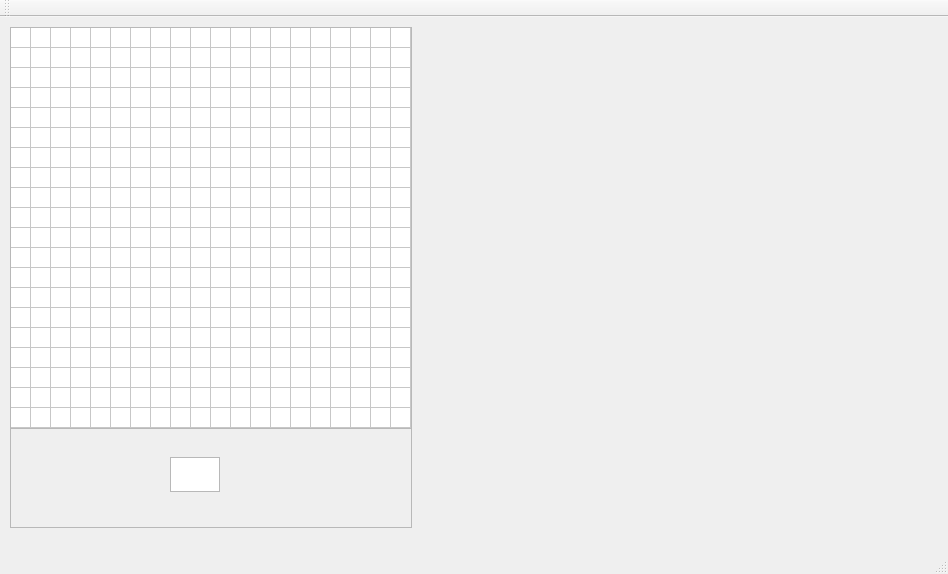
The window that BLOKUS/mainwindow.ui (whquddn55/BLOKUS_Qt) describes before a commit, drawn with Qt 5.
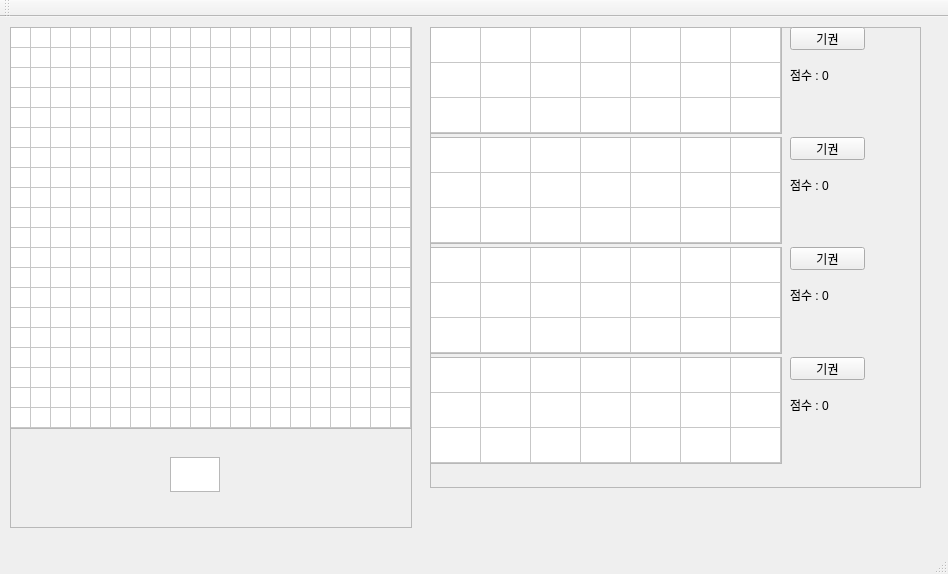
The same window after the commit.

Commit message: Add tablewidgets, withdraw buttons, score labels for each user

```diff
--- a/BLOKUS/mainwindow.ui
+++ b/BLOKUS/mainwindow.ui
@@ -14,6 +14,314 @@
    <string>MainWindow</string>
   </property>
   <widget class="QWidget" name="centralWidget">
+   <widget class="QFrame" name="frame">
+    <property name="geometry">
+     <rect>
+      <x>430</x>
+      <y>10</y>
+      <width>491</width>
+      <height>461</height>
+     </rect>
+    </property>
+    <property name="frameShape">
+     <enum>QFrame::StyledPanel</enum>
+    </property>
+    <property name="frameShadow">
+     <enum>QFrame::Raised</enum>
+    </property>
+    <widget class="QTableWidget" name="tableWidget_1">
+     <property name="geometry">
+      <rect>
+       <x>0</x>
+       <y>0</y>
+       <width>352</width>
+       <height>107</height>
+      </rect>
+     </property>
+     <property name="autoScroll">
+      <bool>false</bool>
+     </property>
+     <property name="showGrid">
+      <bool>true</bool>
+     </property>
+     <property name="rowCount">
+      <number>3</number>
+     </property>
+     <property name="columnCount">
+      <number>7</number>
+     </property>
+     <attribute name="horizontalHeaderVisible">
+      <bool>false</bool>
+     </attribute>
+     <attribute name="horizontalHeaderDefaultSectionSize">
+      <number>50</number>
+     </attribute>
+     <attribute name="verticalHeaderVisible">
+      <bool>false</bool>
+     </attribute>
+     <attribute name="verticalHeaderDefaultSectionSize">
+      <number>35</number>
+     </attribute>
+     <row/>
+     <row/>
+     <row/>
+     <column/>
+     <column/>
+     <column/>
+     <column/>
+     <column/>
+     <column/>
+     <column/>
+    </widget>
+    <widget class="QTableWidget" name="tableWidget_2">
+     <property name="geometry">
+      <rect>
+       <x>0</x>
+       <y>110</y>
+       <width>352</width>
+       <height>107</height>
+      </rect>
+     </property>
+     <property name="autoScroll">
+      <bool>false</bool>
+     </property>
+     <property name="showGrid">
+      <bool>true</bool>
+     </property>
+     <property name="rowCount">
+      <number>3</number>
+     </property>
+     <property name="columnCount">
+      <number>7</number>
+     </property>
+     <attribute name="horizontalHeaderVisible">
+      <bool>false</bool>
+     </attribute>
+     <attribute name="horizontalHeaderDefaultSectionSize">
+      <number>50</number>
+     </attribute>
+     <attribute name="verticalHeaderVisible">
+      <bool>false</bool>
+     </attribute>
+     <attribute name="verticalHeaderDefaultSectionSize">
+      <number>35</number>
+     </attribute>
+     <row/>
+     <row/>
+     <row/>
+     <column/>
+     <column/>
+     <column/>
+     <column/>
+     <column/>
+     <column/>
+     <column/>
+    </widget>
+    <widget class="QTableWidget" name="tableWidget_3">
+     <property name="geometry">
+      <rect>
+       <x>0</x>
+       <y>220</y>
+       <width>352</width>
+       <height>107</height>
+      </rect>
+     </property>
+     <property name="autoScroll">
+      <bool>false</bool>
+     </property>
+     <property name="showGrid">
+      <bool>true</bool>
+     </property>
+     <property name="rowCount">
+      <number>3</number>
+     </property>
+     <property name="columnCount">
+      <number>7</number>
+     </property>
+     <attribute name="horizontalHeaderVisible">
+      <bool>false</bool>
+     </attribute>
+     <attribute name="horizontalHeaderDefaultSectionSize">
+      <number>50</number>
+     </attribute>
+     <attribute name="verticalHeaderVisible">
+      <bool>false</bool>
+     </attribute>
+     <attribute name="verticalHeaderDefaultSectionSize">
+      <number>35</number>
+     </attribute>
+     <row/>
+     <row/>
+     <row/>
+     <column/>
+     <column/>
+     <column/>
+     <column/>
+     <column/>
+     <column/>
+     <column/>
+    </widget>
+    <widget class="QTableWidget" name="tableWidget_4">
+     <property name="geometry">
+      <rect>
+       <x>0</x>
+       <y>330</y>
+       <width>352</width>
+       <height>107</height>
+      </rect>
+     </property>
+     <property name="autoScroll">
+      <bool>false</bool>
+     </property>
+     <property name="showGrid">
+      <bool>true</bool>
+     </property>
+     <property name="rowCount">
+      <number>3</number>
+     </property>
+     <property name="columnCount">
+      <number>7</number>
+     </property>
+     <attribute name="horizontalHeaderVisible">
+      <bool>false</bool>
+     </attribute>
+     <attribute name="horizontalHeaderDefaultSectionSize">
+      <number>50</number>
+     </attribute>
+     <attribute name="verticalHeaderVisible">
+      <bool>false</bool>
+     </attribute>
+     <attribute name="verticalHeaderDefaultSectionSize">
+      <number>35</number>
+     </attribute>
+     <row/>
+     <row/>
+     <row/>
+     <column/>
+     <column/>
+     <column/>
+     <column/>
+     <column/>
+     <column/>
+     <column/>
+    </widget>
+    <widget class="QPushButton" name="endButton_1">
+     <property name="geometry">
+      <rect>
+       <x>360</x>
+       <y>0</y>
+       <width>75</width>
+       <height>23</height>
+      </rect>
+     </property>
+     <property name="text">
+      <string>기권</string>
+     </property>
+    </widget>
+    <widget class="QPushButton" name="endButton_2">
+     <property name="geometry">
+      <rect>
+       <x>360</x>
+       <y>110</y>
+       <width>75</width>
+       <height>23</height>
+      </rect>
+     </property>
+     <property name="text">
+      <string>기권</string>
+     </property>
+    </widget>
+    <widget class="QPushButton" name="endButton_3">
+     <property name="geometry">
+      <rect>
+       <x>360</x>
+       <y>220</y>
+       <width>75</width>
+       <height>23</height>
+      </rect>
+     </property>
+     <property name="text">
+      <string>기권</string>
+     </property>
+    </widget>
+    <widget class="QPushButton" name="endButton_4">
+     <property name="geometry">
+      <rect>
+       <x>360</x>
+       <y>330</y>
+       <width>75</width>
+       <height>23</height>
+      </rect>
+     </property>
+     <property name="text">
+      <string>기권</string>
+     </property>
+    </widget>
+    <widget class="QLabel" name="scoreLabel_1">
+     <property name="enabled">
+      <bool>true</bool>
+     </property>
+     <property name="geometry">
+      <rect>
+       <x>360</x>
+       <y>40</y>
+       <width>56</width>
+       <height>16</height>
+      </rect>
+     </property>
+     <property name="text">
+      <string>점수 : 0</string>
+     </property>
+    </widget>
+    <widget class="QLabel" name="scoreLabel_2">
+     <property name="enabled">
+      <bool>true</bool>
+     </property>
+     <property name="geometry">
+      <rect>
+       <x>360</x>
+       <y>150</y>
+       <width>56</width>
+       <height>16</height>
+      </rect>
+     </property>
+     <property name="text">
+      <string>점수 : 0</string>
+     </property>
+    </widget>
+    <widget class="QLabel" name="scoreLabel_3">
+     <property name="enabled">
+      <bool>true</bool>
+     </property>
+     <property name="geometry">
+      <rect>
+       <x>360</x>
+       <y>260</y>
+       <width>56</width>
+       <height>16</height>
+      </rect>
+     </property>
+     <property name="text">
+      <string>점수 : 0</string>
+     </property>
+    </widget>
+    <widget class="QLabel" name="scoreLabel_4">
+     <property name="enabled">
+      <bool>true</bool>
+     </property>
+     <property name="geometry">
+      <rect>
+       <x>360</x>
+       <y>370</y>
+       <width>56</width>
+       <height>16</height>
+      </rect>
+     </property>
+     <property name="text">
+      <string>점수 : 0</string>
+     </property>
+    </widget>
+   </widget>
    <widget class="QFrame" name="frame_2">
     <property name="geometry">
      <rect>
```
